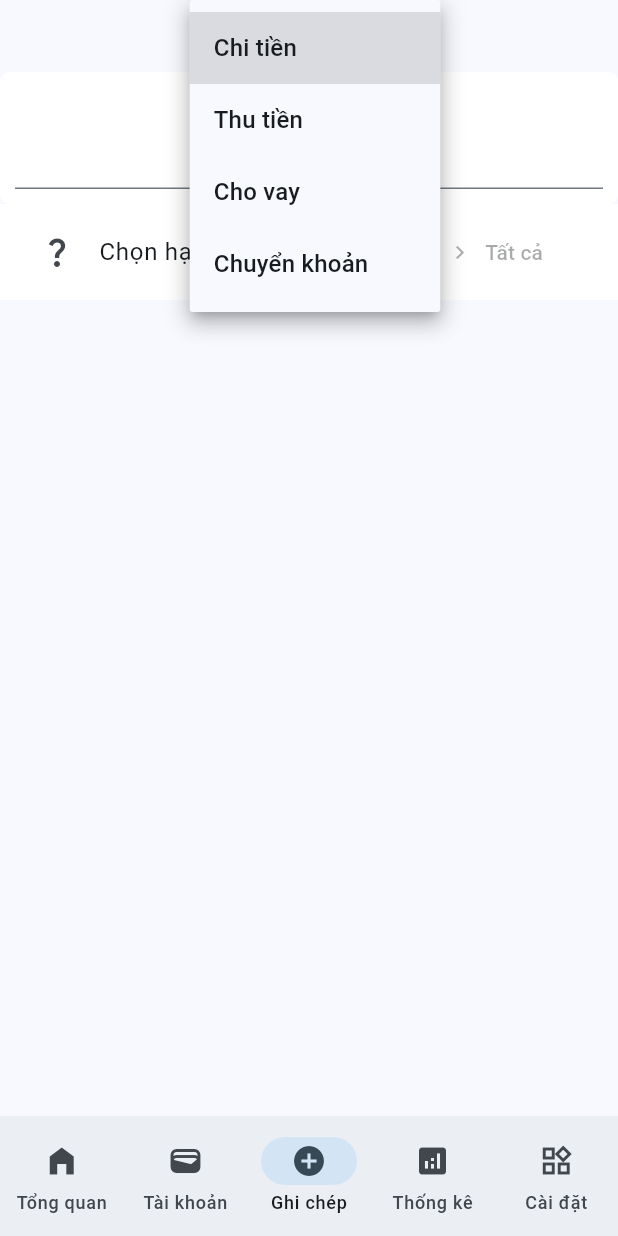
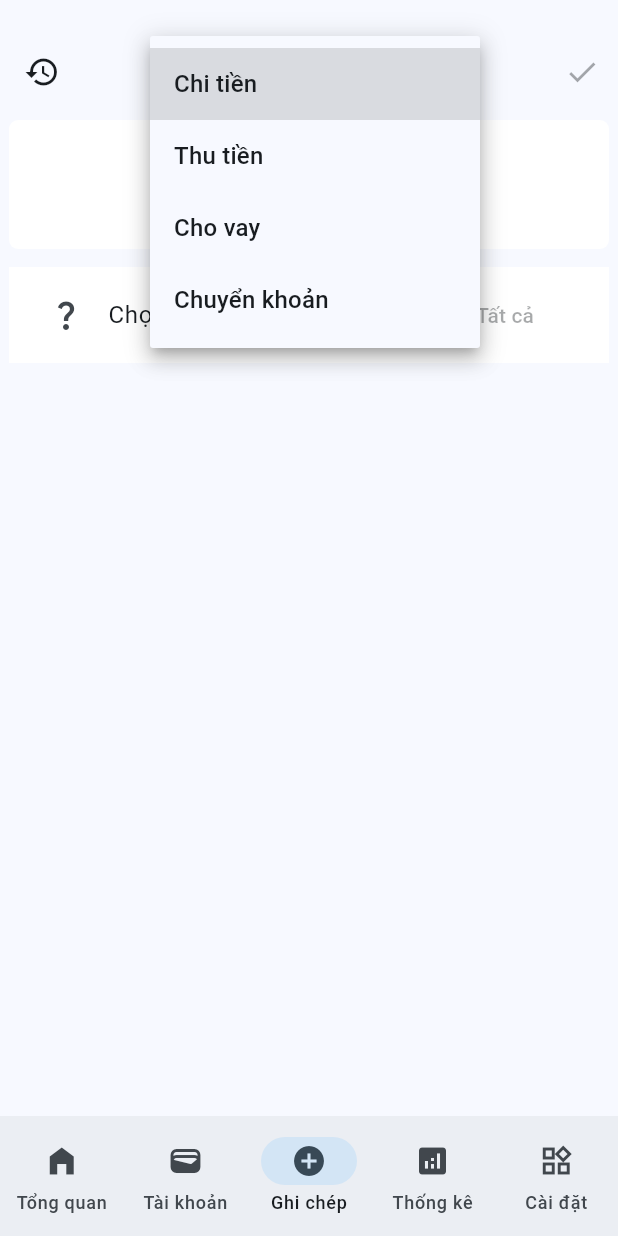
Before and after one commit to anhtuspham/MOSA, a Flutter app: the AddTransactionScreen screen opened by its route, after a tap on "Chi tiền", on a phone screen of 412 x 824 dp. Run offline on Flutter 3.47's test engine with Material 3 defaults, Android fonts, the phone set to English and light mode, and no system bars; our stand-ins replace fl_chart, flutter_screenutil, go_router, percent_indicator, sqflite; accounts and stored records are empty; Roboto replaces fonts that are missing (EuclidCircularA).

Commit message:
feat: update ui

```diff
--- a/lib/screens/transaction/add_transaction_screen.dart
+++ b/lib/screens/transaction/add_transaction_screen.dart
@@ -1,6 +1,8 @@
 import 'package:flutter/material.dart';
 import 'package:go_router/go_router.dart';
 import 'package:mosa/router/app_routes.dart';
+
+import '../../utils/app_colors.dart';
 
 class AddTransactionScreen extends StatefulWidget {
   const AddTransactionScreen({super.key});
@@ -14,24 +16,50 @@ class _AddTransactionScreenState extends State<AddTransactionScreen> {
 
   @override
   Widget build(BuildContext context) {
-    return Column(
-      children: [
-        DropdownButton(
+    return Padding(
+      padding: const EdgeInsets.only(top: 20),
+      child: Scaffold(
+        appBar: AppBar(
+          leading: Icon(Icons.history),
+          centerTitle: true,
+          title: Container(
+            alignment: Alignment.center,
+            constraints: BoxConstraints(maxWidth: 180),
+            child: DropdownButtonFormField(
+              decoration: InputDecoration(
+                floatingLabelBehavior: FloatingLabelBehavior.never,
+                floatingLabelAlignment: FloatingLabelAlignment.center,
+                contentPadding: EdgeInsets.symmetric(horizontal: 20, vertical: 8),
+                border: OutlineInputBorder(
+                  borderRadius: BorderRadius.circular(4),
+                  borderSide: BorderSide(color: AppColors.primary),
+                ),
+              ),
+              isExpanded: true,
+              alignment: Alignment.center,
               value: _selectedType.value,
               items: [
-            DropdownMenuItem(value: 'Chi tiền',child: Text('Chi tiền'),),
+                DropdownMenuItem(value: 'Chi tiền', child: Text('Chi tiền')),
                 DropdownMenuItem(value: 'Thu tiền', child: Text('Thu tiền')),
                 DropdownMenuItem(value: 'Cho vay', child: Text('Cho vay')),
                 DropdownMenuItem(value: 'Chuyển khoản', child: Text('Chuyển khoản')),
               ],
               onChanged: (value) {
-            if(value != null){
+                if (value != null) {
+                  setState(() {
                     _selectedType.value = value;
                     print('Selected: $value');
+                  });
                 }
               },
-
             ),
+          ),
+          actions: [IconButton(onPressed: null, icon: Icon(Icons.check))],
+        ),
+        body: Container(
+          margin: const EdgeInsets.symmetric(horizontal: 6, vertical: 4),
+          child: Column(
+            children: [
               ValueListenableBuilder(
                 valueListenable: _selectedType,
                 builder: (context, value, child) {
@@ -39,9 +67,29 @@ class _AddTransactionScreenState extends State<AddTransactionScreen> {
                     children: [
                       Container(
                         padding: EdgeInsets.all(10),
-                  decoration: BoxDecoration(color: Colors.white, borderRadius: BorderRadius.circular(6)),
-                  child: Column(children: [Text('Số tiền'), TextField(decoration: InputDecoration(suffixText: 'đ'))]),
+                        decoration: BoxDecoration(
+                          color: Colors.white,
+                          borderRadius: BorderRadius.circular(6),
                         ),
+                        child: Column(
+                          children: [
+                            Text('Số tiền'),
+                            TextField(
+                              textAlign: TextAlign.center,
+                              decoration: InputDecoration(
+                                isDense: true,
+                                suffixText: 'đ',
+                                suffixStyle: TextStyle(fontSize: 20, color: AppColors.expense),
+                                border: InputBorder.none,
+                                contentPadding: EdgeInsets.symmetric(horizontal: 12, vertical: 8)
+                              ),
+                              keyboardType: TextInputType.number,
+                              style: TextStyle(color: AppColors.expense, fontSize: 20, fontWeight: FontWeight.bold),
+                            ),
+                          ],
+                        ),
+                      ),
+                      const SizedBox(height: 12),
                       Container(
                         padding: const EdgeInsets.symmetric(horizontal: 10, vertical: 4),
                         decoration: BoxDecoration(color: Colors.white),
@@ -69,6 +117,9 @@ class _AddTransactionScreenState extends State<AddTransactionScreen> {
                 },
               ),
             ],
+          ),
+        ),
+      ),
     );
   }
 }
```
Lines whose indentation alone changed are shown as unchanged.
